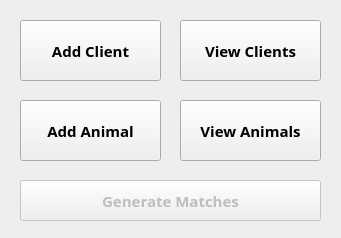
This is cuACS/postloginstaff.ui in cameronhawtin/Animal-Farm-cuACS as Qt 5 draws it before an edit. The edited form follows.
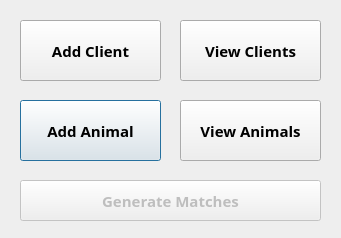
This is the edited form.

Commit message: lists sort alphabetically, enter button works for buttons

The edit to the form file:
```diff
--- a/cuACS/postloginstaff.ui
+++ b/cuACS/postloginstaff.ui
@@ -126,7 +126,7 @@
     <string>Add Animal</string>
    </property>
    <property name="autoDefault">
-    <bool>false</bool>
+    <bool>true</bool>
    </property>
   </widget>
   <widget class="QPushButton" name="ViewAnimalsButton">
```
Left out of the diff: 6 changed lines with no effect on the pictures. The commit also changes 6 other files.
